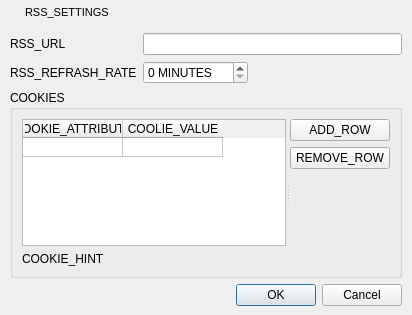
Qt form src/rss/gui/FormFiles/RssFeedSettingsDialog.ui (CuteTorrent/CuteTorrent) before a commit.
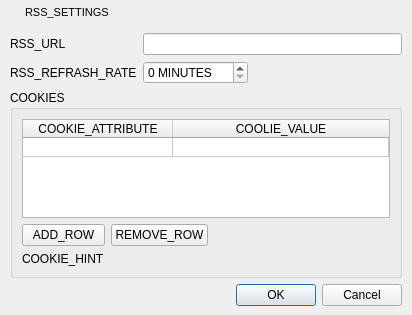
The same form after that commit. Icons and pictures are not drawn.

Diff of the .ui file:
```diff
--- a/src/rss/gui/FormFiles/RssFeedSettingsDialog.ui
+++ b/src/rss/gui/FormFiles/RssFeedSettingsDialog.ui
@@ -214,7 +214,44 @@
            </property>
            <widget class="QWidget" name="widget" native="true">
             <layout class="QGridLayout" name="gridLayout_2">
-             <item row="0" column="0">
+             <item row="2" column="0">
+              <widget class="QLabel" name="label_2">
+               <property name="text">
+                <string>COOKIE_HINT</string>
+               </property>
+               <property name="wordWrap">
+                <bool>true</bool>
+               </property>
+              </widget>
+             </item>
+             <item row="1" column="1">
+              <widget class="QPushButton" name="removeRowButton">
+               <property name="text">
+                <string>REMOVE_ROW</string>
+               </property>
+              </widget>
+             </item>
+             <item row="1" column="0">
+              <widget class="QPushButton" name="addRowButton">
+               <property name="text">
+                <string>ADD_ROW</string>
+               </property>
+              </widget>
+             </item>
+             <item row="1" column="2">
+              <spacer name="horizontalSpacer_2">
+               <property name="orientation">
+                <enum>Qt::Horizontal</enum>
+               </property>
+               <property name="sizeHint" stdset="0">
+                <size>
+                 <width>40</width>
+                 <height>20</height>
+                </size>
+               </property>
+              </spacer>
+             </item>
+             <item row="0" column="0" colspan="3">
               <widget class="QTableWidget" name="m_pCoociesTabWidget">
                <property name="selectionBehavior">
                 <enum>QAbstractItemView::SelectRows</enum>
@@ -222,6 +259,12 @@
                <property name="columnCount">
                 <number>2</number>
                </property>
+               <attribute name="horizontalHeaderDefaultSectionSize">
+                <number>150</number>
+               </attribute>
+               <attribute name="horizontalHeaderStretchLastSection">
+                <bool>true</bool>
+               </attribute>
                <attribute name="verticalHeaderVisible">
                 <bool>false</bool>
                </attribute>
@@ -254,47 +297,6 @@
                 </property>
                </item>
               </widget>
-             </item>
-             <item row="1" column="0">
-              <widget class="QLabel" name="label_2">
-               <property name="text">
-                <string>COOKIE_HINT</string>
-               </property>
-               <property name="wordWrap">
-                <bool>true</bool>
-               </property>
-              </widget>
-             </item>
-            </layout>
-           </widget>
-           <widget class="QWidget" name="widget_2" native="true">
-            <layout class="QGridLayout" name="gridLayout_3">
-             <item row="0" column="0">
-              <widget class="QPushButton" name="addRowButton">
-               <property name="text">
-                <string>ADD_ROW</string>
-               </property>
-              </widget>
-             </item>
-             <item row="1" column="0">
-              <widget class="QPushButton" name="removeRowButton">
-               <property name="text">
-                <string>REMOVE_ROW</string>
-               </property>
-              </widget>
-             </item>
-             <item row="2" column="0">
-              <spacer name="verticalSpacer">
-               <property name="orientation">
-                <enum>Qt::Vertical</enum>
-               </property>
-               <property name="sizeHint" stdset="0">
-                <size>
-                 <width>20</width>
-                 <height>40</height>
-                </size>
-               </property>
-              </spacer>
              </item>
             </layout>
            </widget>
```
